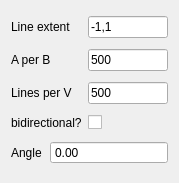
Old version of the form LineScanConfigWidget.ui in the repository djsperka/vortup.
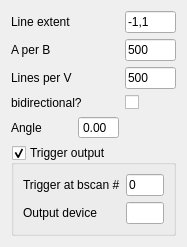
New version of the form.

Commit message: Add strobe toggle and event strobe parameters.

```diff
--- a/LineScanConfigWidget.ui
+++ b/LineScanConfigWidget.ui
@@ -6,15 +6,15 @@
    <rect>
     <x>0</x>
     <y>0</y>
-    <width>179</width>
-    <height>183</height>
+    <width>187</width>
+    <height>220</height>
    </rect>
   </property>
   <property name="windowTitle">
    <string>Form</string>
   </property>
   <layout class="QGridLayout" name="gridLayout">
-   <item row="0" column="0" colspan="2">
+   <item row="0" column="0">
     <widget class="QLabel" name="label">
      <property name="text">
       <string>Line extent</string>
@@ -40,7 +40,7 @@
      </property>
     </widget>
    </item>
-   <item row="1" column="0" colspan="2">
+   <item row="1" column="0">
     <widget class="QLabel" name="label_3">
      <property name="text">
       <string>A per B</string>
@@ -66,7 +66,7 @@
      </property>
     </widget>
    </item>
-   <item row="2" column="0" colspan="2">
+   <item row="2" column="0">
     <widget class="QLabel" name="label_4">
      <property name="text">
       <string>Lines per V</string>
@@ -113,13 +113,49 @@
      </property>
     </widget>
    </item>
-   <item row="4" column="1" colspan="2">
+   <item row="4" column="1">
     <widget class="QDoubleSpinBox" name="dsbAngle">
      <property name="buttonSymbols">
       <enum>QAbstractSpinBox::NoButtons</enum>
      </property>
     </widget>
    </item>
+   <item row="5" column="0" colspan="3">
+    <widget class="QGroupBox" name="gbStrobeOutput">
+     <property name="title">
+      <string>Trigger output</string>
+     </property>
+     <property name="checkable">
+      <bool>true</bool>
+     </property>
+     <layout class="QFormLayout" name="formLayout">
+      <item row="0" column="0">
+       <widget class="QLabel" name="label_5">
+        <property name="text">
+         <string>Trigger at bscan #</string>
+        </property>
+       </widget>
+      </item>
+      <item row="0" column="1">
+       <widget class="QLineEdit" name="leBscanTriggerIndex">
+        <property name="text">
+         <string>0</string>
+        </property>
+       </widget>
+      </item>
+      <item row="1" column="0">
+       <widget class="QLabel" name="label_7">
+        <property name="text">
+         <string>Output device</string>
+        </property>
+       </widget>
+      </item>
+      <item row="1" column="1">
+       <widget class="QLineEdit" name="leOutputDevice"/>
+      </item>
+     </layout>
+    </widget>
+   </item>
   </layout>
  </widget>
  <resources/>
```
The commit also changes 1 other file.
